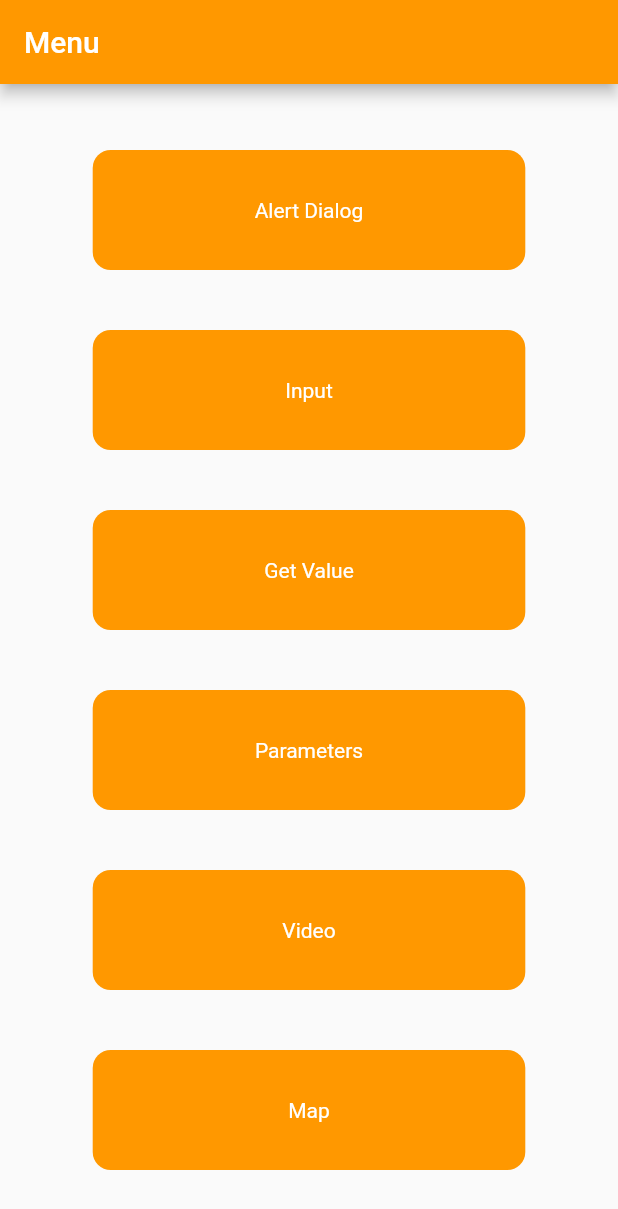
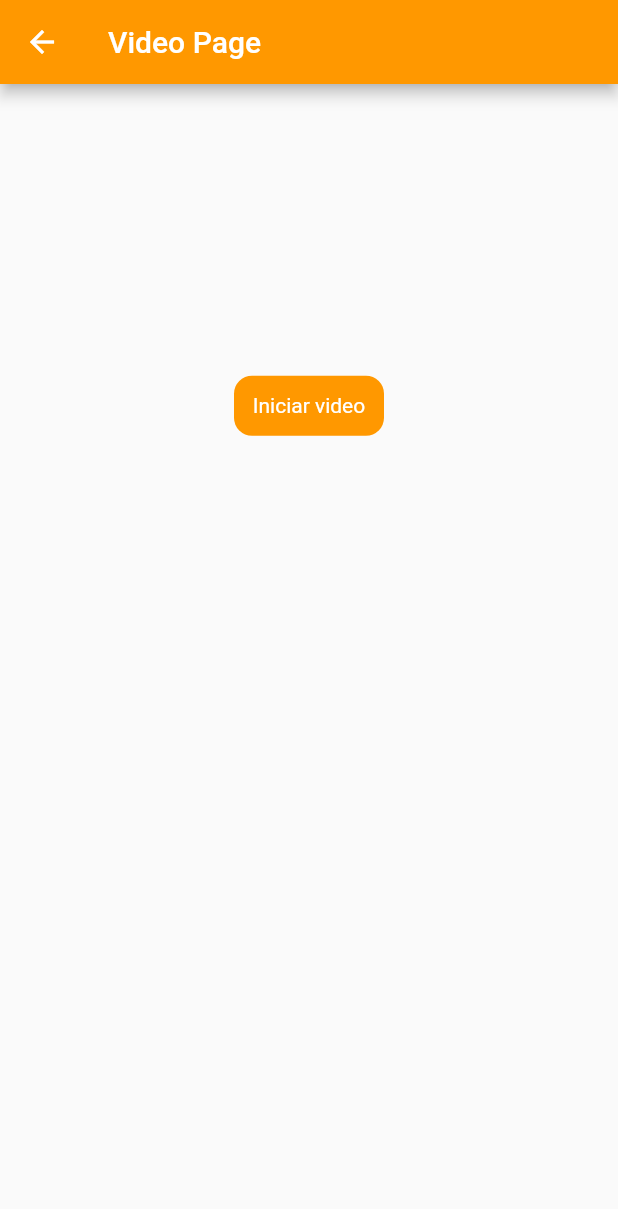
Before and after one commit to IbrahimRuben/tutoflutter, a Flutter app: the MenuPage screen opened directly, after a tap on "Video", on a phone screen of 412 x 824 dp. Shown: the top 1209 px of the screen. Run offline on Flutter 3.47's test engine with Material 2 defaults, Android fonts, the phone set to English and light mode, and no system bars; missing offline and left inert: mqtt_client.

Commit message:
Step 10: Video

```diff
--- a/lib/pages/menu_page.dart
+++ b/lib/pages/menu_page.dart
@@ -3,6 +3,7 @@ import 'package:provider/provider.dart';
 import 'package:tutoflutter/components/my_menu_button.dart';
 import 'package:tutoflutter/pages/input_page.dart';
 import 'package:tutoflutter/pages/parameters_page.dart';
+import 'package:tutoflutter/pages/video_page.dart';
 import 'package:tutoflutter/services/my_mqtt_client.dart';
 
 class MenuPage extends StatelessWidget {
@@ -88,7 +89,16 @@ class MenuPage extends StatelessWidget {
                         );
                       }),
                   const SizedBox(height: 40),
-                  MyMenuButton(title: "Video", onTap: () {}),
+                  MyMenuButton(
+                      title: "Video",
+                      onTap: () {
+                        Navigator.push(
+                          context,
+                          MaterialPageRoute(
+                            builder: (context) => const VideoPage(),
+                          ),
+                        );
+                      }),
                   const SizedBox(height: 40),
                   MyMenuButton(title: "Map", onTap: () {}),
                 ],
--- /dev/null
+++ b/lib/pages/video_page.dart
@@ -0,0 +1,93 @@
+import 'dart:convert';
+import 'dart:typed_data';
+
+import 'package:flutter/material.dart';
+import 'package:provider/provider.dart';
+import 'package:tutoflutter/services/my_mqtt_client.dart';
+
+class VideoPage extends StatefulWidget {
+  const VideoPage({super.key});
+
+  @override
+  State<VideoPage> createState() => _VideoPageState();
+}
+
+class _VideoPageState extends State<VideoPage> {
+  bool isReceiving = false;
+  Uint8List? backgroundImage;
+
+  Uint8List decodeAndShow(String frame) {
+    Uint8List image = base64Decode(frame);
+    backgroundImage = image;
+    return image;
+  }
+
+  @override
+  Widget build(BuildContext context) {
+    return Scaffold(
+      appBar: AppBar(
+        title: const Text('Video Page'),
+        backgroundColor: Colors.orange,
+      ),
+      body: SafeArea(
+        child: Center(
+          child: Column(
+            mainAxisAlignment: MainAxisAlignment.center,
+            children: [
+              InkWell(
+                onTap: () {
+                  if (isReceiving == false) {
+                    Provider.of<MQTTClientWrapper>(context, listen: false)
+                        .publishMessage('', 'StartVideoStream');
+                  } else {
+                    Provider.of<MQTTClientWrapper>(context, listen: false)
+                        .publishMessage('', 'StopVideoStream');
+                  }
+                  setState(() {
+                    isReceiving = !isReceiving;
+                  });
+                },
+                child: Container(
+                  width: 100,
+                  height: 40,
+                  alignment: Alignment.center,
+                  decoration: const BoxDecoration(
+                    color: Colors.orange,
+                    borderRadius: BorderRadius.all(Radius.circular(12)),
+                  ),
+                  child: Text(
+                    isReceiving ? 'Detener video' : 'Iniciar video',
+                    style: const TextStyle(color: Colors.white),
+                  ),
+                ),
+              ),
+              const SizedBox(height: 30),
+              Consumer<MQTTClientWrapper>(
+                builder: (context, value, child) {
+                  return AspectRatio(
+                    aspectRatio: 4 / 3,
+                    child: SizedBox(
+                      width: MediaQuery.of(context).size.width,
+                      child: Stack(children: [
+                        if (backgroundImage != null)
+                          Image.memory(
+                            backgroundImage!,
+                            fit: BoxFit.cover,
+                          ),
+                        if (value.lastVideoFrame.isNotEmpty)
+                          Image.memory(
+                            decodeAndShow(value.lastVideoFrame),
+                            fit: BoxFit.cover,
+                          )
+                      ]),
+                    ),
+                  );
+                },
+              )
+            ],
+          ),
+        ),
+      ),
+    );
+  }
+}
--- a/lib/services/my_mqtt_client.dart
+++ b/lib/services/my_mqtt_client.dart
@@ -14,6 +14,7 @@ enum MqttSubscriptionState { IDLE, SUBSCRIBED }
 
 class MQTTClientWrapper extends ChangeNotifier {
   List<String> listaValueMensajes = [];
+  String lastVideoFrame = '';
   /*MqttServerClient client = MqttServerClient.withPort(
     'ee29acde5e9c4c0aa728e6c098fddfb1.s1.eu.hivemq.cloud',
     'prueba_flutter',
@@ -47,6 +48,7 @@ class MQTTClientWrapper extends ChangeNotifier {
       print('client connecting....');
       connectionState = MqttCurrentConnectionState.CONNECTING;
       //await client.connect('prueba', 'Contrase1');
+
       await client.connect();
     } on Exception catch (e) {
       print('client exception - $e');
@@ -90,7 +92,7 @@ class MQTTClientWrapper extends ChangeNotifier {
     //Nos suscribimos a los tópicos necesarios
     //client.subscribe('writeParameters', MqttQos.atLeastOnce);
     client.subscribe('Value', MqttQos.atLeastOnce);
-    //client.subscribe('videoFrame', MqttQos.atLeastOnce);
+    client.subscribe('videoFrame', MqttQos.atLeastOnce);
     publishMessage('', 'Connect');
     publishMessage('', 'getValue');
 
@@ -101,10 +103,10 @@ class MQTTClientWrapper extends ChangeNotifier {
           MqttPublishPayload.bytesToStringAsString(recMess.payload.message);
 
       if (c[0].topic == 'Value') listaValueMensajes.add(message);
-      /*if (c[0].topic == 'videoFrame') {
+      if (c[0].topic == 'videoFrame') {
         lastVideoFrame = message;
         notifyListeners();
-      }*/
+      }
 
       print('YOU GOT A NEW MESSAGE:');
       print(message);
```
